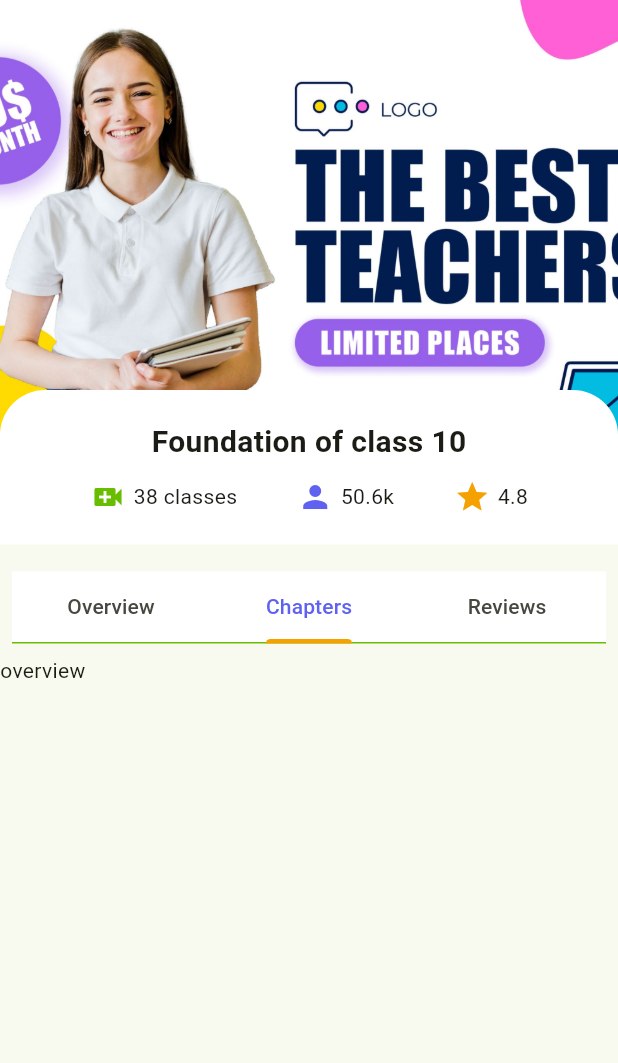
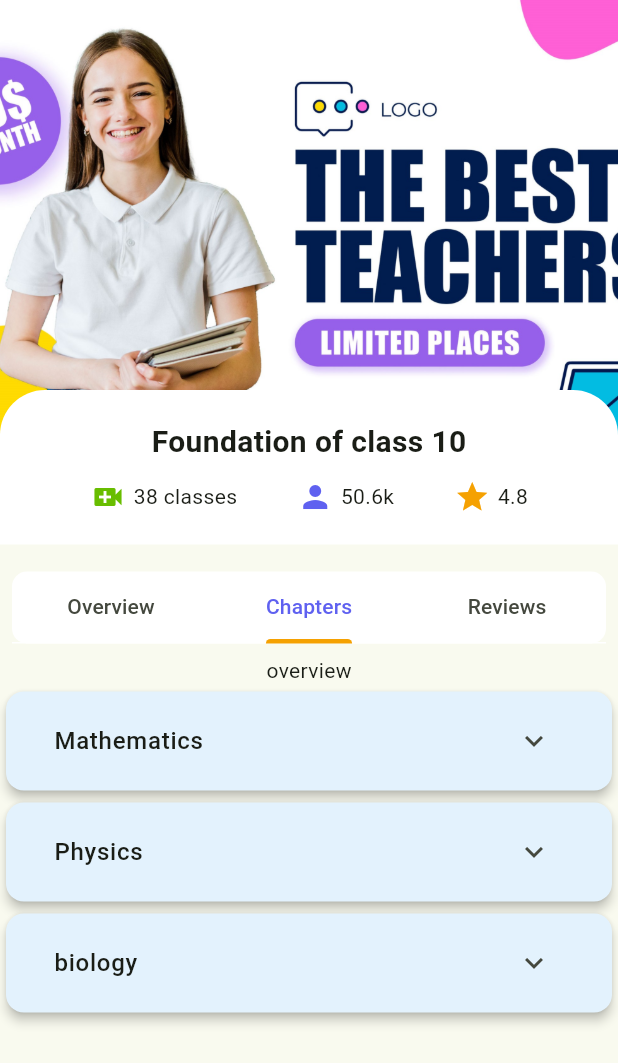
Before and after one commit to midhunmashuptech/Zephyr, a Flutter app: the screen it shows after launch, tab 2 chosen, on a phone screen of 412 x 824 dp. Shown: the top 1063 px of the screen. Run offline on Flutter 3.47's test engine with Material 3 defaults, Android fonts, the phone set to English and light mode, and no system bars; our stand-ins replace intl_phone_field, lottie, pinput, salomon_bottom_bar, smooth_page_indicator, swipeable_button_view; missing offline and left inert: iconify_flutter_plus.

Commit message:
course details chapter page 90% completed

```diff
--- a/lib/constants/app_constants.dart
+++ b/lib/constants/app_constants.dart
@@ -9,7 +9,7 @@ class AppColors {
   static const Color white = Color.fromARGB(255, 255, 255, 255);
   static const Color grey = Color.fromARGB(255, 198, 198, 198);
   static const Color black = Color.fromARGB(255, 0, 0, 0);
-
+  static const Color dropdownblue = Color.fromRGBO(227, 242, 253, 1);
 
   static const Color lightBlue = Color(0xFFDEE9FF);
   static const Color lightGreen = Color(0xFFE5FFD8);
--- a/lib/features/coursedetails/screens/course_chapters.dart
+++ b/lib/features/coursedetails/screens/course_chapters.dart
@@ -1,4 +1,6 @@
 import 'package:flutter/material.dart';
+import 'package:zephyr/features/coursedetails/widgets/chapter_card.dart';
+import 'package:zephyr/features/login/screens/login.dart';
 
 class CourseChapters extends StatefulWidget {
   const CourseChapters({super.key});
@@ -8,18 +10,38 @@ class CourseChapters extends StatefulWidget {
 }
 
 class _CourseChaptersState extends State<CourseChapters> {
+
   @override
   Widget build(BuildContext context) {
     return Scaffold(
       body: SingleChildScrollView(
         child: Column(
           children: [
-            Text("overview")
+            Text("overview"),
+            CustomDropdownCard(
+  title: "Mathematics",
+  items: ["chap 1", "chap 2", "chap 3"],
+  onSelected: (value) {
+
+  },
+),
+      CustomDropdownCard(
+  title: "Physics",
+  items: ["chap 1", "chap 2", "chap 3"],
+  onSelected: (value) {
+
+  },
+),      CustomDropdownCard(
+  title: "biology",
+  items: ["chap 1", "chap 2", "chap 3"],
+  onSelected: (value) {
+
+  },
+),
           ],
 
         ),
       ),
-
     );
   }
 }
--- a/lib/features/coursedetails/screens/course_details_screen.dart
+++ b/lib/features/coursedetails/screens/course_details_screen.dart
@@ -97,12 +97,13 @@ class _CourseDetailsScreenState extends State<CourseDetailsScreen>
             Padding(
               padding: const EdgeInsets.all(8.0),
               child: Container(
-                color: AppColors.white,
+                decoration: BoxDecoration(
+                color: Colors.white, borderRadius: BorderRadius.circular(10)),
                 child: TabBar(
                   controller: _tabController,
                   labelColor: AppColors.primaryBlue,
                   indicatorColor: AppColors.primaryOrange,
-                  dividerColor: AppColors.primaryGreen,
+                  dividerColor: AppColors.white,
                   tabs: const [
                     Tab(text: 'Overview'),
                     Tab(text: 'Chapters'),
@@ -119,8 +120,6 @@ class _CourseDetailsScreenState extends State<CourseDetailsScreen>
                   CourseOverview(),
                   CourseChapters(),
                   CourseReviews()
-
-
                 ],
               ),
             ),
--- a/lib/features/coursedetails/screens/course_overview.dart
+++ b/lib/features/coursedetails/screens/course_overview.dart
@@ -1,7 +1,7 @@
 import 'package:flutter/material.dart';
 import 'package:swipeable_button_view/swipeable_button_view.dart';
 import 'package:zephyr/constants/app_constants.dart';
-import 'package:zephyr/features/coursedetails/screens/course_chapters.dart';
+import 'package:zephyr/features/coursedetails/screens/course_reviews.dart';
 
 class CourseOverview extends StatefulWidget {
   const CourseOverview({super.key});
@@ -32,7 +32,7 @@ class _CourseOverviewState extends State<CourseOverview> {
                           SizedBox(height: 20),
                   Text(
                       "The Foundation of 10 is a fundamental concept in mathematics, especially in number systems and arithmetic. It refers to the base-10 (decimal) number system, which is the most commonly used system for counting and calculations worldwide.Understanding the Foundation of 10 helps build strong mathematical skills, making it easier to learn advanced topics in mathematics and science.Overall, It provides  clear and efficient way to represent numbers, understand their size and value, and perform the operations that allow us to solve problems in everyday life.",
-                      style: TextStyle(fontSize: 18)),
+                     style: TextStyle(fontSize: 18)),
                      SizedBox(height: 20),
                   SwipeableButtonView(
                     buttonText: "Enroll at 599/-",
@@ -52,7 +52,7 @@ class _CourseOverviewState extends State<CourseOverview> {
                       Navigator.pushReplacement(
                           context,
                           MaterialPageRoute(
-                              builder: (context) => CourseChapters()));
+                          builder: (context) => CourseReviews()));
                     },
                   )
                 ],
--- /dev/null
+++ b/lib/features/coursedetails/widgets/chapter_card.dart
@@ -0,0 +1,55 @@
+
+import 'package:flutter/material.dart';
+import 'package:zephyr/constants/app_constants.dart';
+import 'package:zephyr/features/login/screens/login.dart';
+
+class CustomDropdownCard extends StatefulWidget {
+  final String title;
+  final List<String> items;
+  final Function(String) onSelected;
+
+  const CustomDropdownCard({
+    super.key,
+    required this.title,
+    required this.items,
+    required this.onSelected,
+  });
+
+  @override
+  // ignore: library_private_types_in_public_api
+  _CustomDropdownCardState createState() => _CustomDropdownCardState();
+}
+
+class _CustomDropdownCardState extends State<CustomDropdownCard> {
+  String? selectedValue;
+
+  @override
+  Widget build(BuildContext context) {
+    return Card(
+      color: AppColors.dropdownblue,
+      shape: RoundedRectangleBorder(borderRadius: BorderRadius.circular(12)),
+      elevation: 3,
+      child: Padding(
+        padding: const EdgeInsets.symmetric(horizontal: 16, vertical: 4),
+        child: ExpansionTile(
+          title: Text(
+            selectedValue ?? widget.title,
+            style: const TextStyle(fontSize: 16, fontWeight: FontWeight.w500),
+          ),
+          children: widget.items.map((item) {
+            return ListTile(
+              title: Text(item, style: const TextStyle(fontSize: 16)),
+              onTap: () {
+                setState(() {
+                  selectedValue = item;
+                });
+                widget.onSelected(item);
+                Navigator.push(context, MaterialPageRoute(builder: (context) => Login()));
+              },
+            );
+          }).toList(),
+        ),
+      ),
+    );
+  }
+}
--- a/lib/main.dart
+++ b/lib/main.dart
@@ -1,6 +1,7 @@
 import 'package:flutter/material.dart';
 import 'package:zephyr/common/screens/bottom_nav_screen.dart';
 import 'package:zephyr/common/screens/splash_screen.dart';
+import 'package:zephyr/features/coursedetails/screens/course_chapters.dart';
 import 'package:zephyr/features/coursedetails/screens/course_details_screen.dart';
 import 'package:zephyr/features/login/screens/forgot_password_screen.dart';
 import 'package:zephyr/constants/app_constants.dart';
@@ -28,6 +29,7 @@ class MyApp extends StatelessWidget {
       // home: ForgotPasswordScreen(),
       // home: RegistrationScreen(),
       home: CourseDetailsScreen()
+      // home: CourseChapters(),
     );
   }
 }
```
